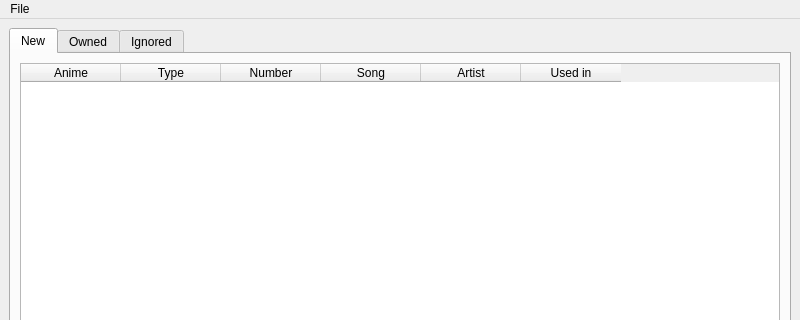
Before: the Qt Designer form src/ui/ui_main_window.ui in Sugihiru/MALSongs, drawn with Qt 5; both pictures show x 0 to 800 and y 0 to 320 of the 800 by 600 pixel window.
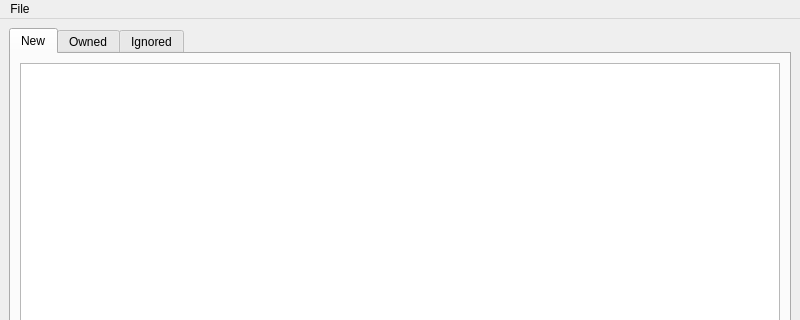
After: the same form once the commit is applied.

Commit message: Switch to model view design pattern

Diff of the .ui file:
```diff
--- a/src/ui/ui_main_window.ui
+++ b/src/ui/ui_main_window.ui
@@ -26,7 +26,7 @@
        </attribute>
        <layout class="QVBoxLayout" name="verticalLayout_2">
         <item>
-         <widget class="QTableWidget" name="newTableWidget">
+         <widget class="QTableView" name="newTableView">
           <property name="editTriggers">
            <set>QAbstractItemView::NoEditTriggers</set>
           </property>
@@ -42,36 +42,9 @@
           <property name="sortingEnabled">
            <bool>true</bool>
           </property>
-          <column>
-           <property name="text">
-            <string>Anime</string>
-           </property>
-          </column>
-          <column>
-           <property name="text">
-            <string>Type</string>
-           </property>
-          </column>
-          <column>
-           <property name="text">
-            <string>Number</string>
-           </property>
-          </column>
-          <column>
-           <property name="text">
-            <string>Song</string>
-           </property>
-          </column>
-          <column>
-           <property name="text">
-            <string>Artist</string>
-           </property>
-          </column>
-          <column>
-           <property name="text">
-            <string>Used in</string>
-           </property>
-          </column>
+          <attribute name="verticalHeaderVisible">
+           <bool>false</bool>
+          </attribute>
          </widget>
         </item>
        </layout>
```
Left out of the diff: 70 changed lines with no effect on the pictures. The commit also changes 5 other files.
